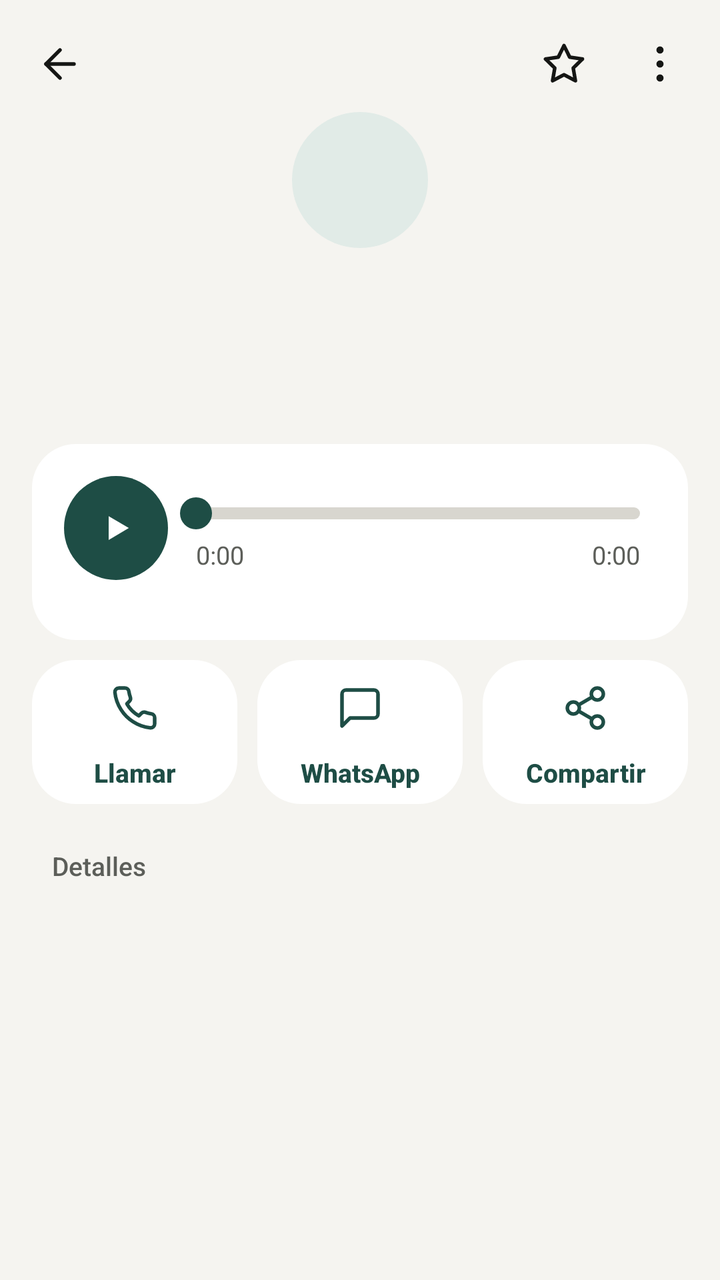
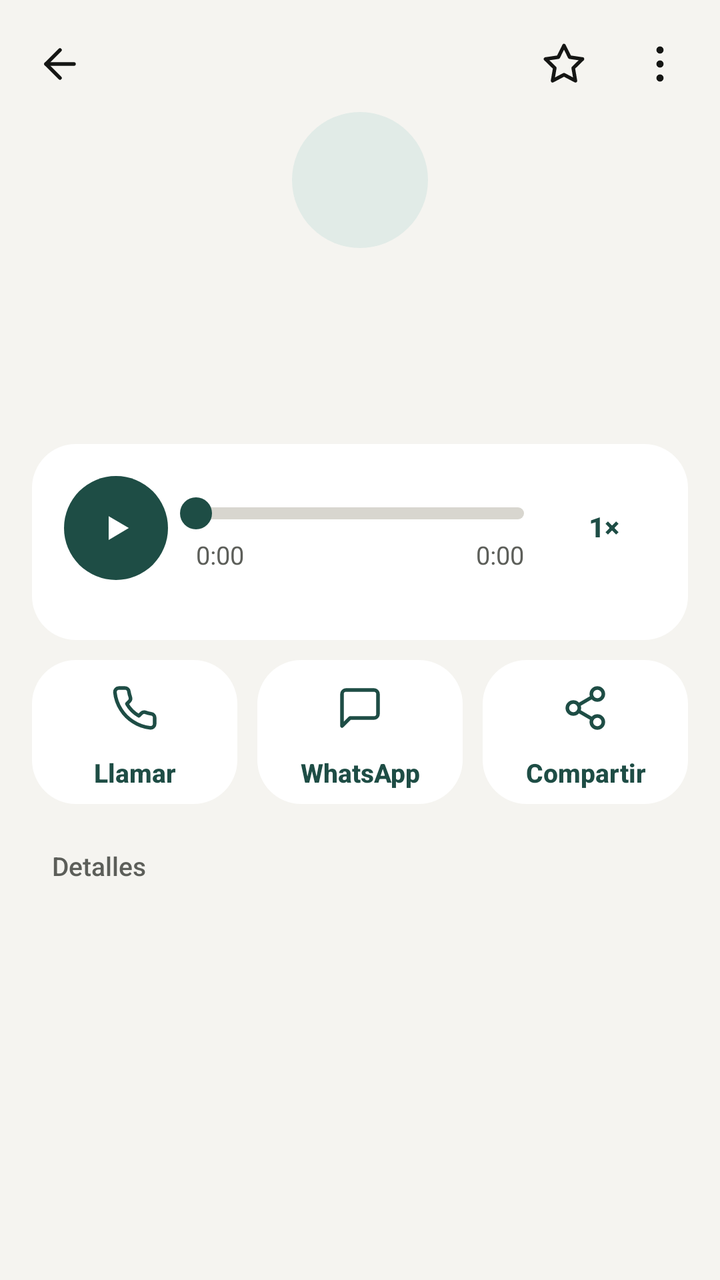

Two renders of the same Android screen: before a commit and after it. Below are the layout's source before the change and the commit's diff.
<!-- AndroidManifest.xml: application theme Theme.Acta -->
<!-- res/layout/activity_detail.xml -->
<LinearLayout xmlns:android="http://schemas.android.com/apk/res/android" android:layout_width="match_parent" android:layout_height="match_parent" android:orientation="vertical" android:background="@color/bg">
  <LinearLayout android:layout_width="match_parent" android:layout_height="wrap_content" android:orientation="horizontal" android:gravity="center_vertical" android:paddingStart="6dp" android:paddingEnd="6dp" android:paddingTop="8dp">
    <ImageButton android:id="@+id/btn_back" android:layout_width="48dp" android:layout_height="48dp" android:src="@drawable/ic_back" android:background="@drawable/bg_icon_btn" android:contentDescription="Volver"/>
    <View android:layout_width="0dp" android:layout_height="1dp" android:layout_weight="1"/>
    <ImageButton android:id="@+id/btn_fav" android:layout_width="48dp" android:layout_height="48dp" android:src="@drawable/ic_star" android:background="@drawable/bg_icon_btn" android:contentDescription="Añadir a favoritas"/>
    <ImageButton android:id="@+id/btn_more" android:layout_width="48dp" android:layout_height="48dp" android:src="@drawable/ic_more" android:background="@drawable/bg_icon_btn" android:contentDescription="Más opciones"/>
  </LinearLayout>
  <ScrollView android:layout_width="match_parent" android:layout_height="0dp" android:layout_weight="1">
    <LinearLayout android:layout_width="match_parent" android:layout_height="wrap_content" android:orientation="vertical" android:paddingStart="16dp" android:paddingEnd="16dp" android:paddingBottom="28dp">
      <LinearLayout android:layout_width="match_parent" android:layout_height="wrap_content" android:orientation="vertical" android:gravity="center_horizontal" android:paddingBottom="18dp">
        <FrameLayout android:layout_width="68dp" android:layout_height="68dp">
          <TextView android:id="@+id/avatar" android:layout_width="match_parent" android:layout_height="match_parent" android:background="@drawable/bg_avatar" android:gravity="center" android:textSize="23sp" android:fontFamily="sans-serif-medium" android:textStyle="bold"/>
          <ImageView android:id="@+id/avatar_icon" android:layout_width="30dp" android:layout_height="30dp" android:layout_gravity="center" android:src="@drawable/ic_tab_contacts" android:visibility="gone"/>
        </FrameLayout>
        <TextView android:id="@+id/number" style="@style/Text" android:textSize="25sp" android:fontFamily="sans-serif-medium" android:textStyle="bold" android:letterSpacing="-0.02" android:fontFeatureSettings="tnum" android:gravity="center" android:layout_width="match_parent" android:layout_height="wrap_content" android:layout_marginTop="12dp" android:textIsSelectable="true"/>
        <TextView android:id="@+id/name" style="@style/Text.Meta" android:textSize="14sp" android:gravity="center" android:layout_width="match_parent" android:layout_height="wrap_content" android:layout_marginTop="4dp"/>
        <TextView android:id="@+id/kind" style="@style/Text.Meta" android:textSize="14sp" android:gravity="center" android:layout_width="match_parent" android:layout_height="wrap_content" android:layout_marginTop="2dp"/>
      </LinearLayout>

      <LinearLayout android:layout_width="match_parent" android:layout_height="wrap_content" android:orientation="vertical" android:background="@drawable/bg_card" android:padding="16dp">
        <LinearLayout android:layout_width="match_parent" android:layout_height="wrap_content" android:orientation="horizontal" android:gravity="center_vertical">
          <ImageButton android:id="@+id/btn_play" android:layout_width="52dp" android:layout_height="52dp" android:background="@drawable/bg_circle_accent" android:src="@drawable/ic_play" android:tint="@color/on_accent" android:padding="15dp" android:scaleType="fitCenter" android:contentDescription="Reproducir"/>
          <LinearLayout android:layout_width="0dp" android:layout_weight="1" android:layout_height="wrap_content" android:orientation="vertical" android:layout_marginStart="6dp">
            <SeekBar android:id="@+id/seek" android:layout_width="match_parent" android:layout_height="28dp" android:progressDrawable="@drawable/seek_track" android:thumb="@drawable/seek_thumb" android:splitTrack="false" android:paddingStart="8dp" android:paddingEnd="8dp" android:maxHeight="6dp" android:minHeight="6dp"/>
            <LinearLayout android:layout_width="match_parent" android:layout_height="wrap_content" android:orientation="horizontal" android:paddingStart="8dp" android:paddingEnd="8dp">
              <TextView android:id="@+id/pos" style="@style/Text.Meta" android:textSize="12.5sp" android:layout_width="0dp" android:layout_weight="1" android:layout_height="wrap_content" android:text="0:00"/>
              <TextView android:id="@+id/len" style="@style/Text.Meta" android:textSize="12.5sp" android:layout_width="wrap_content" android:layout_height="wrap_content" android:text="0:00"/>
            </LinearLayout>
          </LinearLayout>
        </LinearLayout>
        <LinearLayout android:id="@+id/chips" android:layout_width="match_parent" android:layout_height="wrap_content" android:orientation="horizontal" android:layout_marginTop="14dp"/>
      </LinearLayout>

      <LinearLayout android:layout_width="match_parent" android:layout_height="wrap_content" android:orientation="horizontal" android:layout_marginTop="10dp">
        <TextView android:id="@+id/act_call" style="@style/Text" android:layout_width="0dp" android:layout_weight="1" android:layout_height="72dp" android:background="@drawable/bg_card_click" android:gravity="center" android:drawableTop="@drawable/ic_call_small" android:drawableTint="@color/accent" android:drawablePadding="6dp" android:paddingTop="12dp" android:textSize="13sp" android:fontFamily="sans-serif-medium" android:textStyle="bold" android:textColor="@color/accent" android:text="Llamar"/>
        <TextView android:id="@+id/act_wa" style="@style/Text" android:layout_width="0dp" android:layout_weight="1" android:layout_height="72dp" android:layout_marginStart="10dp" android:background="@drawable/bg_card_click" android:gravity="center" android:drawableTop="@drawable/ic_msg" android:drawableTint="@color/accent" android:drawablePadding="6dp" android:paddingTop="12dp" android:textSize="13sp" android:fontFamily="sans-serif-medium" android:textStyle="bold" android:textColor="@color/accent" android:text="WhatsApp"/>
        <TextView android:id="@+id/act_share" style="@style/Text" android:layout_width="0dp" android:layout_weight="1" android:layout_height="72dp" android:layout_marginStart="10dp" android:background="@drawable/bg_card_click" android:gravity="center" android:drawableTop="@drawable/ic_share" android:drawableTint="@color/accent" android:drawablePadding="6dp" android:paddingTop="12dp" android:textSize="13sp" android:fontFamily="sans-serif-medium" android:textStyle="bold" android:textColor="@color/accent" android:text="Compartir"/>
      </LinearLayout>

      <LinearLayout android:id="@+id/ai" android:layout_width="match_parent" android:layout_height="wrap_content" android:orientation="vertical"/>

      <TextView style="@style/Text.Section" android:layout_width="match_parent" android:layout_height="wrap_content" android:paddingStart="10dp" android:paddingTop="24dp" android:paddingBottom="8dp" android:text="Detalles"/>
      <LinearLayout android:id="@+id/facts" android:layout_width="match_parent" android:layout_height="wrap_content" android:orientation="vertical" android:background="@drawable/bg_card"/>
    </LinearLayout>
  </ScrollView>
</LinearLayout>
<!-- resources referenced by this layout -->
<resources>
  <color name="accent">#1E4D45</color>
  <color name="bg">#F5F4F0</color>
  <color name="on_accent">#FFFFFF</color>
  <!-- drawable bg_avatar (drawable) -->
  <shape xmlns:android="http://schemas.android.com/apk/res/android" android:shape="oval"><solid android:color="@color/accent_soft"/></shape>
  <!-- drawable bg_card (drawable) -->
  <shape xmlns:android="http://schemas.android.com/apk/res/android" android:shape="rectangle"><solid android:color="@color/surface"/><corners android:radius="22dp"/></shape>
  <!-- drawable bg_card_click (drawable) -->
  <ripple xmlns:android="http://schemas.android.com/apk/res/android" android:color="@color/ripple"><item><shape android:shape="rectangle"><solid android:color="@color/surface"/><corners android:radius="22dp"/></shape></item></ripple>
  <!-- drawable bg_circle_accent (drawable) -->
  <ripple xmlns:android="http://schemas.android.com/apk/res/android" android:color="#33FFFFFF"><item><shape android:shape="oval"><solid android:color="@color/accent"/></shape></item></ripple>
  <!-- drawable bg_icon_btn (drawable) -->
  <ripple xmlns:android="http://schemas.android.com/apk/res/android" android:color="@color/ripple"><item android:id="@android:id/mask"><shape android:shape="oval"><solid android:color="#FFFFFFFF"/></shape></item></ripple>
  <!-- drawable ic_msg (drawable) -->
  <vector xmlns:android="http://schemas.android.com/apk/res/android" android:width="24dp" android:height="24dp" android:viewportWidth="24" android:viewportHeight="24"><path android:strokeColor="@color/ink" android:strokeWidth="1.8" android:strokeLineCap="round" android:strokeLineJoin="round" android:pathData="M21 15a2 2 0 0 1-2 2H7l-4 4V5a2 2 0 0 1 2-2h14a2 2 0 0 1 2 2z"/></vector>
  <!-- drawable ic_play (drawable) -->
  <vector xmlns:android="http://schemas.android.com/apk/res/android" android:width="24dp" android:height="24dp" android:viewportWidth="24" android:viewportHeight="24"><path android:fillColor="@color/ink" android:pathData="M8 5.5v13l11-6.5z"/></vector>
  <!-- drawable seek_thumb (drawable) -->
  <shape xmlns:android="http://schemas.android.com/apk/res/android" android:shape="oval"><solid android:color="@color/accent"/><size android:width="16dp" android:height="16dp"/></shape>
  <style name="Text" parent="android:Widget.TextView">
          <item name="android:textColor">@color/ink</item>
          <item name="android:fontFamily">sans-serif</item>
          <item name="android:includeFontPadding">false</item>
      </style>
  <style name="Text.Meta">
          <item name="android:textSize">13sp</item>
          <item name="android:textColor">@color/ink_2</item>
          <item name="android:fontFeatureSettings">tnum</item>
      </style>
  <style name="Text.Section">
          <item name="android:textSize">13sp</item>
          <item name="android:textColor">@color/ink_2</item>
          <item name="android:fontFamily">sans-serif-medium</item>
      </style>
  <color name="accent_soft">#E1EBE7</color>
  <color name="surface">#FFFFFF</color>
  <color name="ripple">#1A151614</color>
  <color name="ink">#151614</color>
  <color name="track">#D8D6CF</color>
  <color name="ink_2">#5C5E59</color>
  <style name="Base.Acta" parent="android:Theme.Material.Light.NoActionBar" />
  <style name="Base.Acta.Dialog" parent="android:Theme.Material.Light.Dialog.Alert" />
  <!-- drawable bg_dialog (drawable) -->
  <inset xmlns:android="http://schemas.android.com/apk/res/android" android:inset="16dp"><shape android:shape="rectangle"><solid android:color="@color/surface"/><corners android:radius="26dp"/></shape></inset>
  <!-- unchanged entries left out for length: 9 -->
</resources>

<!-- the commit's change to res/layout/activity_detail.xml (unified diff, before → after) -->
@@ -27,6 +27,7 @@
               <TextView android:id="@+id/len" style="@style/Text.Meta" android:textSize="12.5sp" android:layout_width="wrap_content" android:layout_height="wrap_content" android:text="0:00"/>
             </LinearLayout>
           </LinearLayout>
+          <TextView android:id="@+id/btn_speed" style="@style/Text" android:layout_width="wrap_content" android:layout_height="36dp" android:minWidth="52dp" android:layout_marginStart="6dp" android:background="@drawable/bg_btn_surface" android:gravity="center" android:paddingStart="12dp" android:paddingEnd="12dp" android:textSize="14sp" android:fontFamily="sans-serif-medium" android:textStyle="bold" android:textColor="@color/accent" android:text="1×" android:contentDescription="Velocidad de reproducción"/>
         </LinearLayout>
         <LinearLayout android:id="@+id/chips" android:layout_width="match_parent" android:layout_height="wrap_content" android:orientation="horizontal" android:layout_marginTop="14dp"/>
       </LinearLayout>
<!-- resource entries referenced after the edit -->
@@ -5,6 +5,8 @@
   <color name="on_accent">#FFFFFF</color>
   <!-- drawable bg_avatar (drawable) -->
   <shape xmlns:android="http://schemas.android.com/apk/res/android" android:shape="oval"><solid android:color="@color/accent_soft"/></shape>
+  <!-- drawable bg_btn_surface (drawable) -->
+  <ripple xmlns:android="http://schemas.android.com/apk/res/android" android:color="@color/ripple"><item><shape android:shape="rectangle"><solid android:color="@color/surface"/><corners android:radius="27dp"/></shape></item></ripple>
   <!-- drawable bg_card (drawable) -->
   <shape xmlns:android="http://schemas.android.com/apk/res/android" android:shape="rectangle"><solid android:color="@color/surface"/><corners android:radius="22dp"/></shape>
   <!-- drawable bg_card_click (drawable) -->
